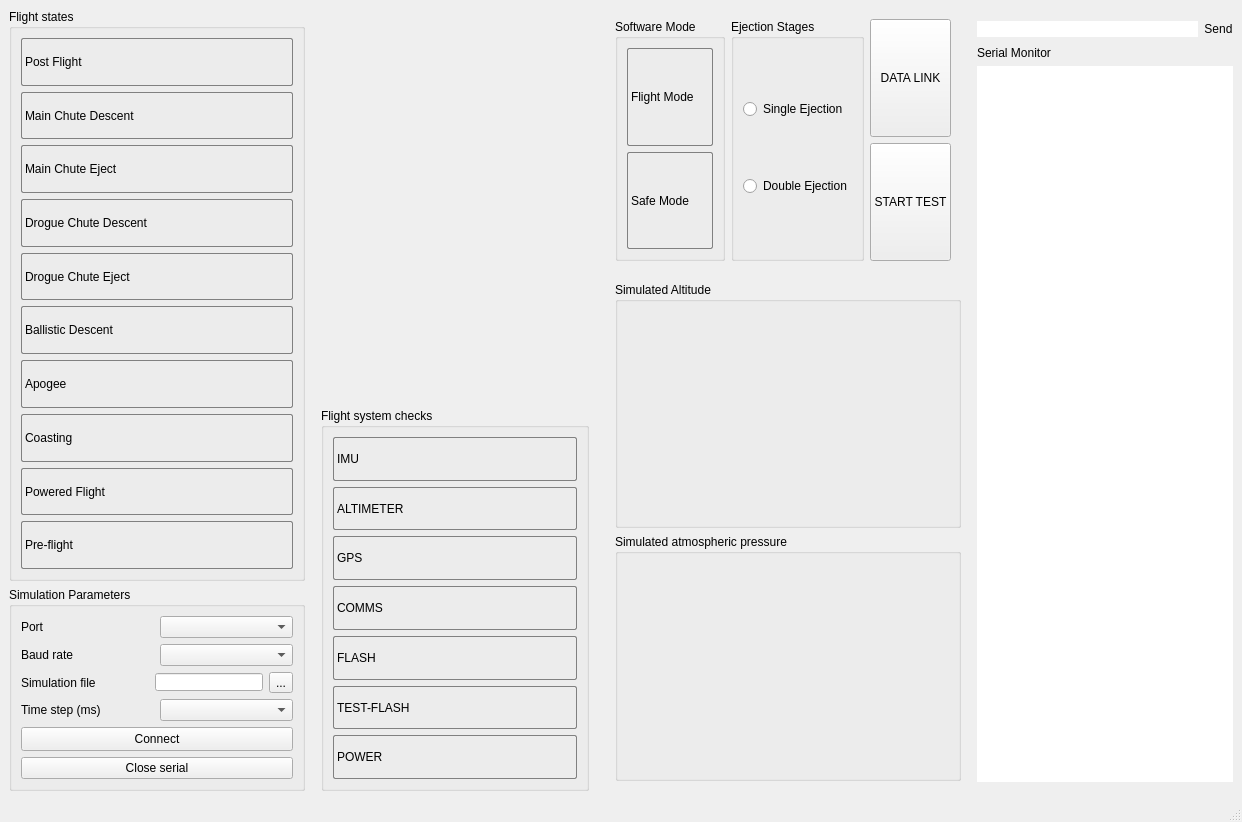
Old version of the form app/NaFCSE/mainwindow.ui in the repository bytecod3/Nakuja-Flight-Computer-Simulation-Engine.
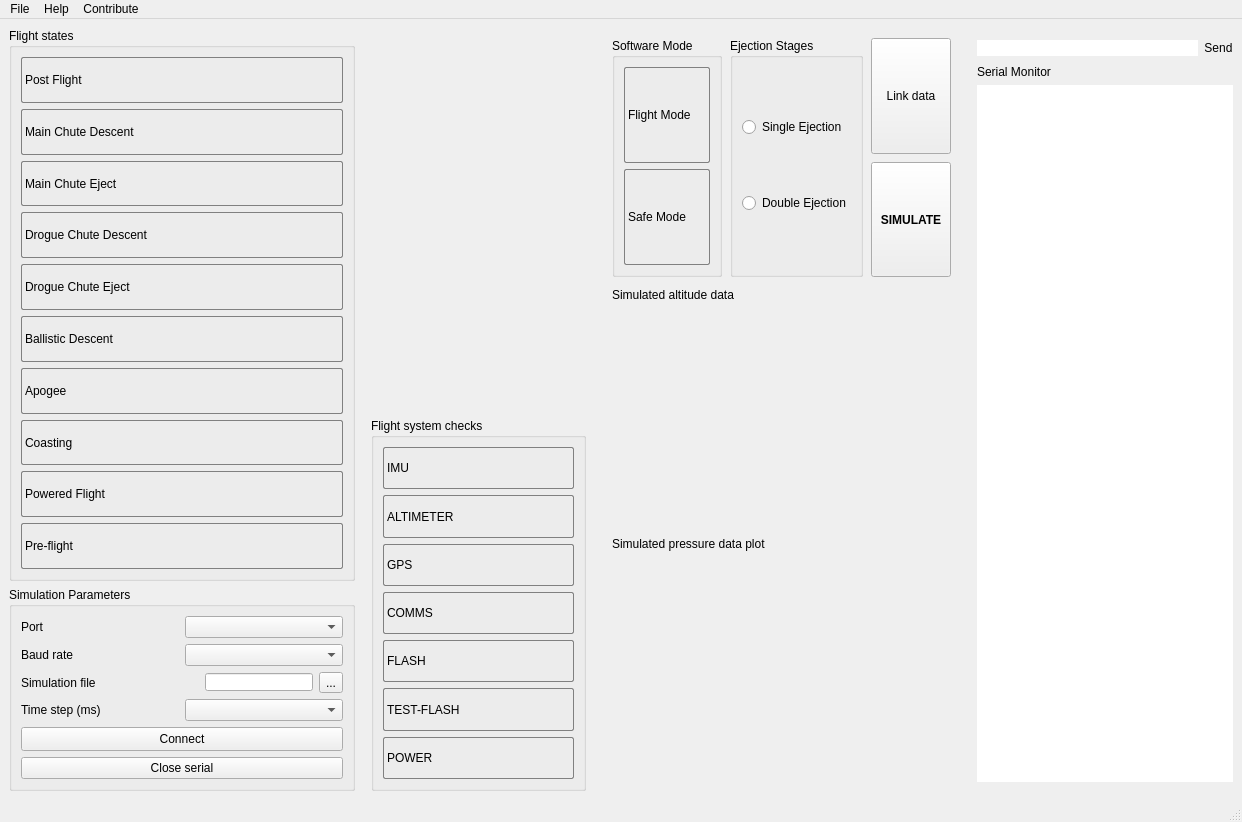
New version of the form. Icons and pictures are not drawn.

Commit message: good modern ui

What changed in the file:
```diff
--- a/app/NaFCSE/mainwindow.ui
+++ b/app/NaFCSE/mainwindow.ui
@@ -210,9 +210,12 @@
              <property name="orientation">
               <enum>Qt::Horizontal</enum>
              </property>
+             <property name="sizeType">
+              <enum>QSizePolicy::Expanding</enum>
+             </property>
              <property name="sizeHint" stdset="0">
               <size>
-               <width>50</width>
+               <width>100</width>
                <height>20</height>
               </size>
              </property>
@@ -467,6 +470,9 @@
       </property>
       <item>
        <layout class="QHBoxLayout" name="horizontalLayout_5">
+        <property name="spacing">
+         <number>8</number>
+        </property>
         <property name="rightMargin">
          <number>10</number>
         </property>
@@ -567,7 +573,7 @@
              </sizepolicy>
             </property>
             <property name="text">
-             <string>DATA LINK</string>
+             <string>Link data</string>
             </property>
             <property name="icon">
              <iconset>
@@ -586,8 +592,17 @@
               <verstretch>0</verstretch>
              </sizepolicy>
             </property>
+            <property name="font">
+             <font>
+              <family>System</family>
+              <bold>true</bold>
+             </font>
+            </property>
+            <property name="cursor">
+             <cursorShape>PointingHandCursor</cursorShape>
+            </property>
             <property name="text">
-             <string>START TEST</string>
+             <string>SIMULATE</string>
             </property>
             <property name="icon">
              <iconset resource="play-icon.qrc">
@@ -599,68 +614,52 @@
         </item>
        </layout>
       </item>
-      <item>
-       <spacer name="verticalSpacer">
-        <property name="orientation">
-         <enum>Qt::Vertical</enum>
-        </property>
-        <property name="sizeType">
-         <enum>QSizePolicy::Maximum</enum>
-        </property>
-        <property name="sizeHint" stdset="0">
-         <size>
-          <width>20</width>
-          <height>10</height>
-         </size>
-        </property>
-       </spacer>
-      </item>
       <item>
        <layout class="QVBoxLayout" name="verticalLayout_7">
         <item>
-         <widget class="QGroupBox" name="simulatedAltitudeGroupBox">
-          <property name="title">
-           <string>Simulated Altitude</string>
-          </property>
-          <widget class="QWidget" name="altitudePlotWidget" native="true">
-           <property name="geometry">
-            <rect>
-             <x>9</x>
-             <y>29</y>
-             <width>351</width>
-             <height>201</height>
-            </rect>
-           </property>
-           <property name="sizePolicy">
-            <sizepolicy hsizetype="Minimum" vsizetype="Minimum">
-             <horstretch>0</horstretch>
-             <verstretch>0</verstretch>
-            </sizepolicy>
-           </property>
-          </widget>
-         </widget>
+         <layout class="QVBoxLayout" name="verticalLayout_13">
+          <item>
+           <widget class="QLabel" name="lblSimulatedAlt">
+            <property name="sizePolicy">
+             <sizepolicy hsizetype="Preferred" vsizetype="Maximum">
+              <horstretch>0</horstretch>
+              <verstretch>0</verstretch>
+             </sizepolicy>
+            </property>
+            <property name="text">
+             <string>Simulated altitude data</string>
+            </property>
+           </widget>
+          </item>
+          <item>
+           <widget class="QWidget" name="widget" native="true"/>
+          </item>
+         </layout>
         </item>
        </layout>
       </item>
       <item>
        <layout class="QVBoxLayout" name="verticalLayout_12">
         <item>
-         <widget class="QGroupBox" name="groupBox_2">
-          <property name="title">
-           <string>Simulated atmospheric pressure</string>
+         <widget class="QLabel" name="lblSimulatedPressure">
+          <property name="sizePolicy">
+           <sizepolicy hsizetype="Preferred" vsizetype="Maximum">
+            <horstretch>0</horstretch>
+            <verstretch>0</verstretch>
+           </sizepolicy>
           </property>
-          <widget class="QWidget" name="pressurePlotWidget" native="true">
-           <property name="geometry">
-            <rect>
-             <x>10</x>
-             <y>30</y>
-             <width>351</width>
-             <height>201</height>
-            </rect>
-           </property>
-          </widget>
+          <property name="text">
+           <string>Simulated pressure data plot</string>
+          </property>
          </widget>
         </item>
+        <item>
+         <layout class="QVBoxLayout" name="verticalLayout_14">
+          <item>
+           <widget class="QWidget" name="widget_2" native="true"/>
+          </item>
+         </layout>
+        </item>
        </layout>
       </item>
      </layout>
@@ -730,6 +729,12 @@
            <verstretch>0</verstretch>
           </sizepolicy>
          </property>
+         <property name="font">
+          <font>
+           <family>Dubai</family>
+           <pointsize>10</pointsize>
+          </font>
+         </property>
          <property name="styleSheet">
           <string notr="true">background: {
 color: #000000;
@@ -755,6 +760,24 @@
      <height>21</height>
     </rect>
    </property>
+   <widget class="QMenu" name="menuFile">
+    <property name="title">
+     <string>File</string>
+    </property>
+   </widget>
+   <widget class="QMenu" name="menuHelp">
+    <property name="title">
+     <string>Help</string>
+    </property>
+   </widget>
+   <widget class="QMenu" name="menuContribute">
+    <property name="title">
+     <string>Contribute</string>
+    </property>
+   </widget>
+   <addaction name="menuFile"/>
+   <addaction name="menuHelp"/>
+   <addaction name="menuContribute"/>
   </widget>
   <widget class="QStatusBar" name="statusbar"/>
  </widget>
```
Left out of the diff: 2 changed lines with no effect on the pictures. The commit also changes 1 other file.
